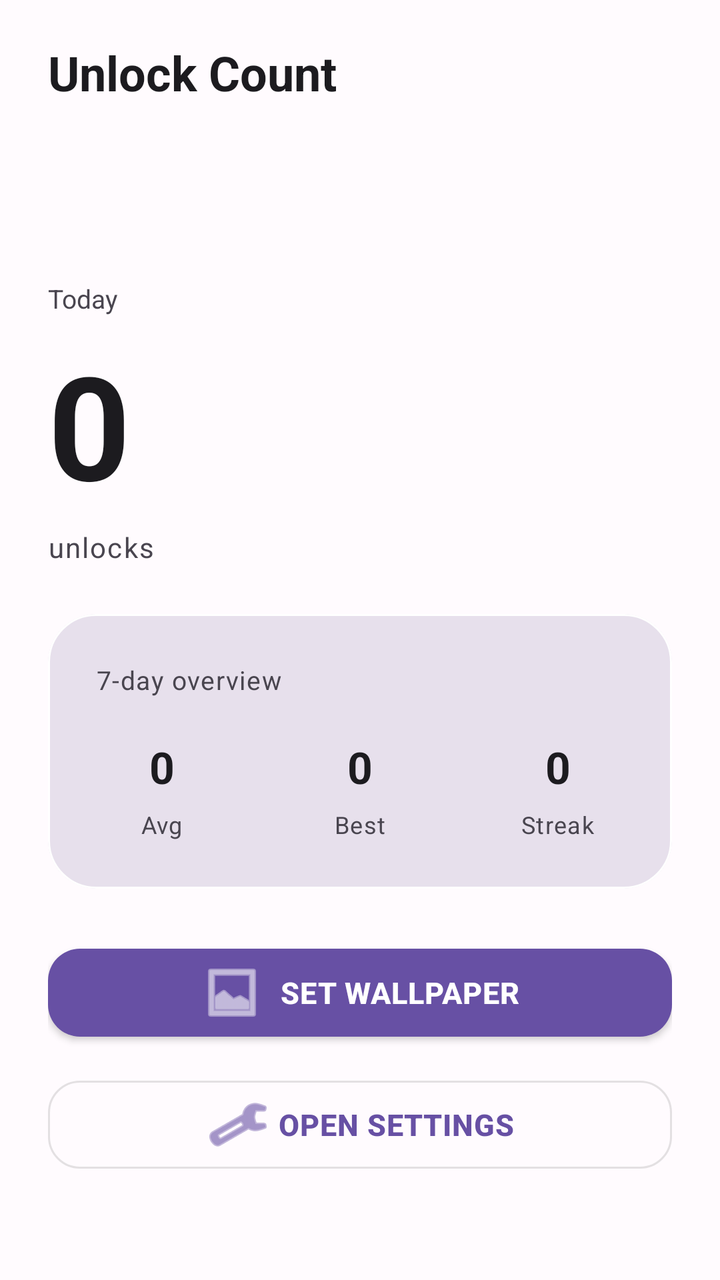
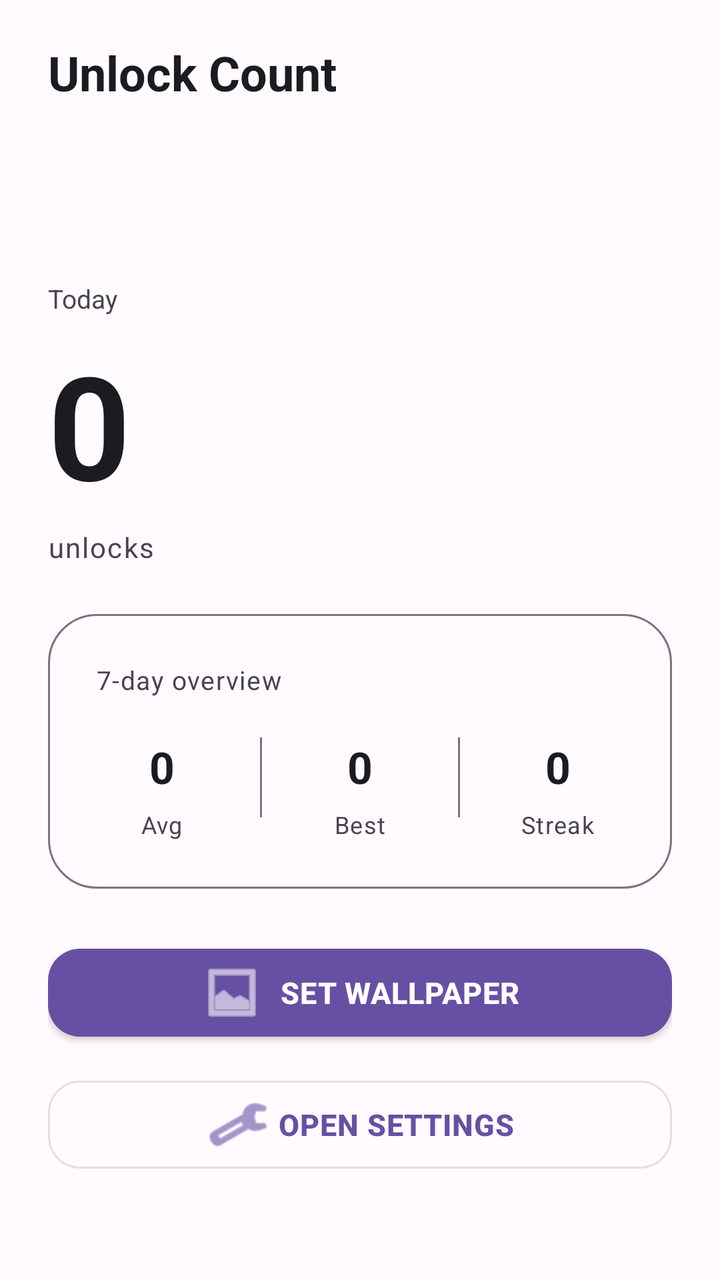

Two renders of the same Android screen: before a commit and after it. Below are the layout's source before the change and the commit's diff.
<!-- AndroidManifest.xml: application theme AppTheme -->
<!-- res/layout/activity_main.xml -->
<?xml version="1.0" encoding="utf-8"?>
<androidx.coordinatorlayout.widget.CoordinatorLayout xmlns:android="http://schemas.android.com/apk/res/android"
    xmlns:app="http://schemas.android.com/apk/res-auto"
    android:layout_width="match_parent"
    android:layout_height="match_parent"
    android:background="?attr/colorSurface"
    android:fitsSystemWindows="true">

    <com.google.android.material.appbar.AppBarLayout
        android:layout_width="match_parent"
        android:layout_height="wrap_content"
        android:background="?attr/colorSurface"
        app:elevation="0dp">

        <TextView
            android:id="@+id/tvAppTitle"
            android:layout_width="match_parent"
            android:layout_height="wrap_content"
            android:text="Unlock Count"
            android:textSize="24sp"
            android:textStyle="bold"
            android:textColor="?attr/colorOnSurface"
            android:gravity="center_vertical"
            android:paddingHorizontal="24dp"
            android:paddingVertical="20dp" />

        <com.google.android.material.tabs.TabLayout
            android:id="@+id/tabModes"
            android:layout_width="match_parent"
            android:layout_height="wrap_content"
            android:background="?attr/colorSurface"
            app:tabIndicatorColor="?attr/colorPrimary"
            app:tabIndicatorHeight="3dp"
            app:tabSelectedTextColor="?attr/colorPrimary"
            app:tabTextColor="?attr/colorOnSurfaceVariant"
            app:tabMode="scrollable"
            app:tabGravity="fill" />
    </com.google.android.material.appbar.AppBarLayout>

    <FrameLayout
        android:id="@+id/frameDashboard"
        android:layout_width="match_parent"
        android:layout_height="match_parent"
        app:layout_behavior="@string/appbar_scrolling_view_behavior">

        
        <LinearLayout
            android:id="@+id/classicStats"
            android:layout_width="match_parent"
            android:layout_height="match_parent"
            android:orientation="vertical"
            android:paddingHorizontal="24dp"
            android:paddingTop="20dp"
            android:paddingBottom="28dp"
            android:visibility="visible"
            android:gravity="center_horizontal">

            <LinearLayout
                android:layout_width="match_parent"
                android:layout_height="wrap_content"
                android:orientation="vertical"
                android:layout_marginBottom="24dp">

                <TextView
                    android:layout_width="wrap_content"
                    android:layout_height="wrap_content"
                    android:text="Today"
                    android:textSize="13sp"
                    android:textColor="?attr/colorOnSurfaceVariant"
                    android:layout_marginBottom="6dp" />

                <TextView
                    android:id="@+id/tvTodayCount"
                    android:layout_width="wrap_content"
                    android:layout_height="wrap_content"
                    android:text="0"
                    android:textSize="72sp"
                    android:textStyle="bold"
                    android:textColor="?attr/colorOnSurface"
                    android:layout_marginBottom="4dp" />

                <TextView
                    android:id="@+id/tvTodayLabel"
                    android:layout_width="wrap_content"
                    android:layout_height="wrap_content"
                    android:text="unlocks"
                    android:textSize="14sp"
                    android:textColor="?attr/colorOnSurfaceVariant"
                    android:letterSpacing="0.05" />
            </LinearLayout>

            <com.google.android.material.card.MaterialCardView
                android:layout_width="match_parent"
                android:layout_height="wrap_content"
                app:cardCornerRadius="24dp"
                app:cardElevation="0dp"
                app:strokeColor="?attr/colorOutlineVariant"
                app:strokeWidth="1dp"
                android:layout_marginBottom="24dp"
                app:cardBackgroundColor="?attr/colorSurfaceVariant"
                app:cardPreventCornerOverlap="false">

                <LinearLayout
                    android:layout_width="match_parent"
                    android:layout_height="wrap_content"
                    android:orientation="vertical"
                    android:padding="24dp">

                    <TextView
                        android:layout_width="wrap_content"
                        android:layout_height="wrap_content"
                        android:text="7-day overview"
                        android:textSize="13sp"
                        android:textColor="?attr/colorOnSurfaceVariant"
                        android:layout_marginBottom="20dp"
                        android:letterSpacing="0.04" />

                    <LinearLayout
                        android:layout_width="match_parent"
                        android:layout_height="wrap_content"
                        android:orientation="horizontal"
                        android:gravity="center_horizontal">

                        <LinearLayout
                            android:layout_width="0dp"
                            android:layout_height="wrap_content"
                            android:layout_weight="1"
                            android:orientation="vertical"
                            android:gravity="center_horizontal">

                            <TextView
                                android:id="@+id/tvAverage"
                                android:layout_width="wrap_content"
                                android:layout_height="wrap_content"
                                android:text="0"
                                android:textSize="22sp"
                                android:textStyle="bold"
                                android:textColor="?attr/colorOnSurface"
                                android:layout_marginBottom="6dp" />

                            <TextView
                                android:layout_width="wrap_content"
                                android:layout_height="wrap_content"
                                android:text="Avg"
                                android:textSize="12sp"
                                android:textColor="?attr/colorOnSurfaceVariant"
                                android:letterSpacing="0.04" />
                        </LinearLayout>

                        <View
                            android:layout_width="1dp"
                            android:layout_height="40dp"
                            android:background="?attr/colorOutlineVariant"
                            android:layout_marginHorizontal="16dp" />

                        <LinearLayout
                            android:layout_width="0dp"
                            android:layout_height="wrap_content"
                            android:layout_weight="1"
                            android:orientation="vertical"
                            android:gravity="center_horizontal">

                            <TextView
                                android:id="@+id/tvBestDay"
                                android:layout_width="wrap_content"
                                android:layout_height="wrap_content"
                                android:text="0"
                                android:textSize="22sp"
                                android:textStyle="bold"
                                android:textColor="?attr/colorOnSurface"
                                android:layout_marginBottom="6dp" />

                            <TextView
                                android:layout_width="wrap_content"
                                android:layout_height="wrap_content"
                                android:text="Best"
                                android:textSize="12sp"
                                android:textColor="?attr/colorOnSurfaceVariant"
                                android:letterSpacing="0.04" />
                        </LinearLayout>

                        <View
                            android:layout_width="1dp"
                            android:layout_height="40dp"
                            android:background="?attr/colorOutlineVariant"
                            android:layout_marginHorizontal="16dp" />

                        <LinearLayout
                            android:layout_width="0dp"
                            android:layout_height="wrap_content"
                            android:layout_weight="1"
                            android:orientation="vertical"
                            android:gravity="center_horizontal">

                            <TextView
                                android:id="@+id/tvStreak"
                                android:layout_width="wrap_content"
                                android:layout_height="wrap_content"
                                android:text="0"
                                android:textSize="22sp"
                                android:textStyle="bold"
                                android:textColor="?attr/colorOnSurface"
                                android:layout_marginBottom="6dp" />

                            <TextView
                                android:layout_width="wrap_content"
                                android:layout_height="wrap_content"
                                android:text="Streak"
                                android:textSize="12sp"
                                android:textColor="?attr/colorOnSurfaceVariant"
                                android:letterSpacing="0.04" />
                        </LinearLayout>
                    </LinearLayout>
                </LinearLayout>
            </com.google.android.material.card.MaterialCardView>

            <LinearLayout
                android:layout_width="match_parent"
                android:layout_height="wrap_content"
                android:orientation="vertical"
                android:gravity="center">

                <com.google.android.material.button.MaterialButton
                    android:id="@+id/btnSetWallpaper"
                    android:layout_width="match_parent"
                    android:layout_height="56dp"
                    android:text="Set Wallpaper"
                    app:cornerRadius="16dp"
                    app:icon="@android:drawable/ic_menu_gallery"
                    app:iconGravity="textStart"
                    android:layout_marginBottom="10dp"
                    android:textSize="15sp"
                    android:textStyle="bold"
                    android:letterSpacing="0.02" />

                <com.google.android.material.button.MaterialButton
                    android:id="@+id/btnSettings"
                    android:layout_width="match_parent"
                    android:layout_height="56dp"
                    android:text="Open Settings"
                    style="@style/Widget.MaterialComponents.Button.OutlinedButton"
                    app:cornerRadius="16dp"
                    app:icon="@android:drawable/ic_menu_preferences"
                    app:iconGravity="textStart"
                    android:textSize="15sp"
                    android:textStyle="bold"
                    android:letterSpacing="0.02" />
            </LinearLayout>
        </LinearLayout>

        
        <LinearLayout
            android:id="@+id/timeFlowStats"
            android:layout_width="match_parent"
            android:layout_height="match_parent"
            android:orientation="vertical"
            android:gravity="center"
            android:paddingHorizontal="24dp"
            android:visibility="gone">

            <com.google.android.material.card.MaterialCardView
                android:layout_width="match_parent"
                android:layout_height="wrap_content"
                app:cardCornerRadius="24dp"
                app:cardElevation="0dp"
                app:strokeColor="?attr/colorOutlineVariant"
                app:strokeWidth="1dp"
                app:cardBackgroundColor="?attr/colorSurfaceVariant"
                app:cardPreventCornerOverlap="false">

                <LinearLayout
                    android:layout_width="match_parent"
                    android:layout_height="wrap_content"
                    android:orientation="vertical"
                    android:padding="28dp"
                    android:gravity="center">

                    <TextView
                        android:layout_width="wrap_content"
                        android:layout_height="wrap_content"
                        android:text="Time Flow"
                        android:textSize="18sp"
                        android:textStyle="bold"
                        android:textColor="?attr/colorOnSurface"
                        android:layout_marginBottom="10dp" />

                    <TextView
                        android:layout_width="match_parent"
                        android:layout_height="wrap_content"
                        android:text="A minimal 24-hour arc with unlock markers. Each dot is an unlock event, forming a visual rhythm of your day."
                        android:textSize="14sp"
                        android:textColor="?attr/colorOnSurfaceVariant"
                        android:gravity="center"
                        android:lineSpacingMultiplier="1.4" />
                </LinearLayout>
            </com.google.android.material.card.MaterialCardView>
        </LinearLayout>
    </FrameLayout>

</androidx.coordinatorlayout.widget.CoordinatorLayout>
<!-- resources referenced by this layout -->
<resources>
  <style name="AppTheme" parent="Theme.MaterialComponents.DayNight.NoActionBar">
          <item name="colorPrimary">@color/colorPrimary</item>
          <item name="colorOnPrimary">@color/colorOnPrimary</item>
          <item name="colorPrimaryContainer">@color/colorPrimaryContainer</item>
          <item name="colorOnPrimaryContainer">@color/colorOnPrimaryContainer</item>
          <item name="colorSurface">@color/background</item>
          <item name="colorOnSurface">@color/onSurface</item>
          <item name="colorSurfaceVariant">@color/surfaceVariant</item>
          <item name="colorOnSurfaceVariant">@color/onSurfaceVariant</item>
          <item name="colorOutline">@color/outline</item>
          <item name="android:statusBarColor">@android:color/transparent</item>
          <item name="android:windowLightStatusBar">false</item>
      </style>
  <color name="colorPrimary">#6750A4</color>
  <color name="colorOnPrimary">#FFFFFF</color>
  <color name="colorPrimaryContainer">#EADDFF</color>
  <color name="colorOnPrimaryContainer">#21005D</color>
  <color name="background">#FFFBFE</color>
  <color name="onSurface">#1C1B1F</color>
  <color name="surfaceVariant">#E7E0EC</color>
  <color name="onSurfaceVariant">#49454F</color>
  <color name="outline">#79747E</color>
</resources>

<!-- the commit's change to res/layout/activity_main.xml (unified diff, before → after) -->
@@ -89,22 +89,19 @@
                     android:letterSpacing="0.05" />
             </LinearLayout>
 
-            <com.google.android.material.card.MaterialCardView
-                android:layout_width="match_parent"
-                android:layout_height="wrap_content"
-                app:cardCornerRadius="24dp"
-                app:cardElevation="0dp"
-                app:strokeColor="?attr/colorOutlineVariant"
-                app:strokeWidth="1dp"
+            <FrameLayout
+                android:layout_width="match_parent"
+                android:layout_height="wrap_content"
                 android:layout_marginBottom="24dp"
-                app:cardBackgroundColor="?attr/colorSurfaceVariant"
-                app:cardPreventCornerOverlap="false">
+                android:background="@drawable/bg_rounded_card"
+                android:padding="24dp">
 
                 <LinearLayout
                     android:layout_width="match_parent"
                     android:layout_height="wrap_content"
                     android:orientation="vertical"
-                    android:padding="24dp">
+                    android:padding="0dp"
+                    android:background="@null">
 
                     <TextView
                         android:layout_width="wrap_content"
@@ -150,7 +147,7 @@
                         <View
                             android:layout_width="1dp"
                             android:layout_height="40dp"
-                            android:background="?attr/colorOutlineVariant"
+                            android:background="?attr/colorOutline"
                             android:layout_marginHorizontal="16dp" />
 
                         <LinearLayout
@@ -182,7 +179,7 @@
                         <View
                             android:layout_width="1dp"
                             android:layout_height="40dp"
-                            android:background="?attr/colorOutlineVariant"
+                            android:background="?attr/colorOutline"
                             android:layout_marginHorizontal="16dp" />
 
                         <LinearLayout
@@ -212,7 +209,7 @@
                         </LinearLayout>
                     </LinearLayout>
                 </LinearLayout>
-            </com.google.android.material.card.MaterialCardView>
+            </FrameLayout>
 
             <LinearLayout
                 android:layout_width="match_parent"
@@ -258,22 +255,19 @@
             android:paddingHorizontal="24dp"
             android:visibility="gone">
 
-            <com.google.android.material.card.MaterialCardView
-                android:layout_width="match_parent"
-                android:layout_height="wrap_content"
-                app:cardCornerRadius="24dp"
-                app:cardElevation="0dp"
-                app:strokeColor="?attr/colorOutlineVariant"
-                app:strokeWidth="1dp"
-                app:cardBackgroundColor="?attr/colorSurfaceVariant"
-                app:cardPreventCornerOverlap="false">
+            <FrameLayout
+                android:layout_width="match_parent"
+                android:layout_height="wrap_content"
+                android:background="@drawable/bg_rounded_card"
+                android:padding="28dp">
 
                 <LinearLayout
                     android:layout_width="match_parent"
                     android:layout_height="wrap_content"
                     android:orientation="vertical"
-                    android:padding="28dp"
-                    android:gravity="center">
+                    android:gravity="center"
+                    android:padding="0dp"
+                    android:background="@null">
 
                     <TextView
                         android:layout_width="wrap_content"
@@ -293,7 +287,7 @@
                         android:gravity="center"
                         android:lineSpacingMultiplier="1.4" />
                 </LinearLayout>
-            </com.google.android.material.card.MaterialCardView>
+            </FrameLayout>
         </LinearLayout>
     </FrameLayout>
 
<!-- resource entries referenced after the edit -->
@@ -1,5 +1,13 @@
 <!-- resources referenced by this layout -->
 <resources>
+  <!-- drawable bg_rounded_card (drawable) -->
+  <?xml version="1.0" encoding="utf-8"?>
+  <shape xmlns:android="http://schemas.android.com/apk/res/android"
+      android:shape="rectangle">
+      <solid android:color="?attr/colorSurface" />
+      <corners android:radius="24dp" />
+      <stroke android:width="1dp" android:color="?attr/colorOutline" />
+  </shape>
   <style name="AppTheme" parent="Theme.MaterialComponents.DayNight.NoActionBar">
           <item name="colorPrimary">@color/colorPrimary</item>
           <item name="colorOnPrimary">@color/colorOnPrimary</item>
